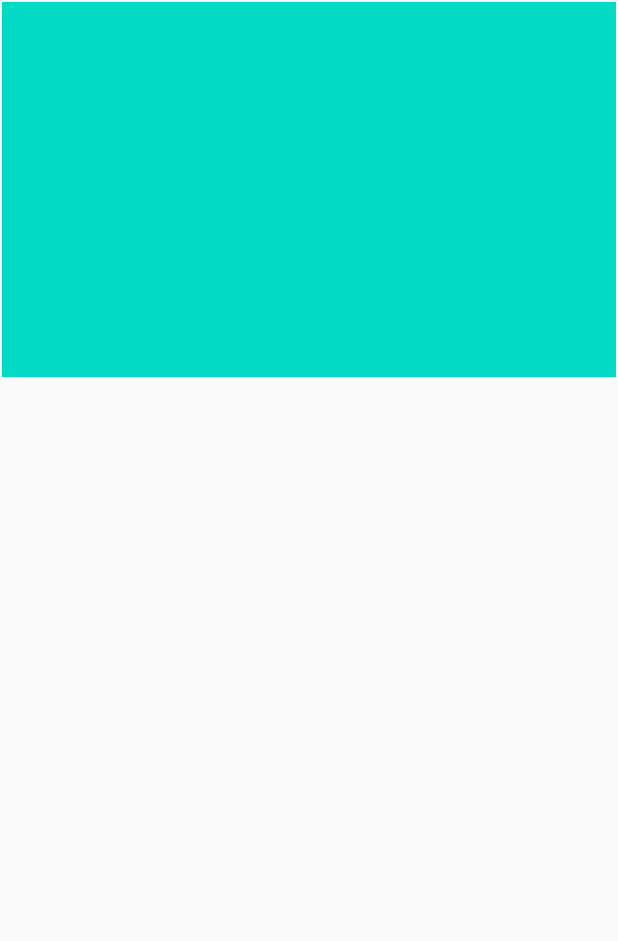
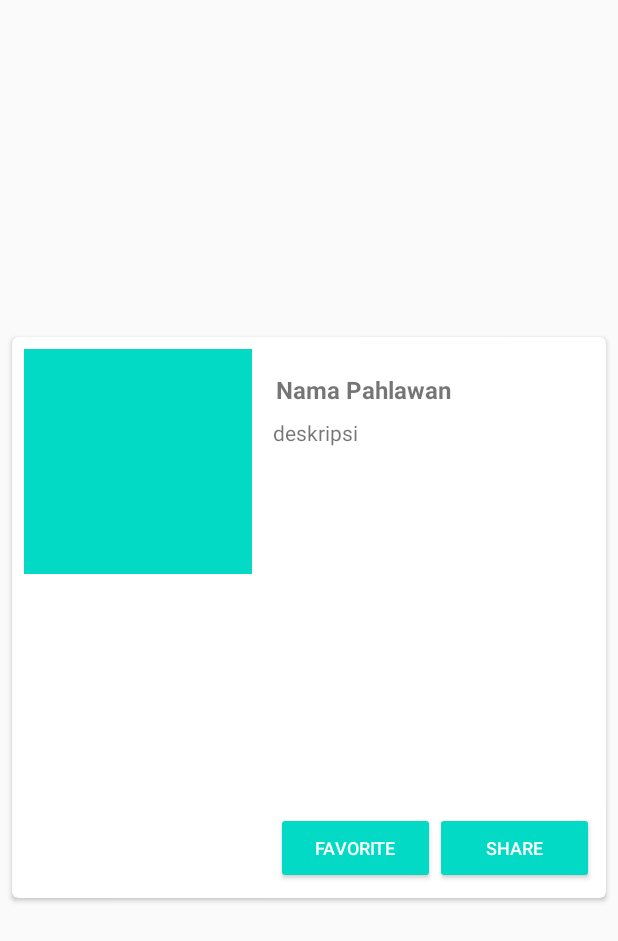
Before and after one commit to JamesLeo1020/MyRecyclerView, an Android app: the layout item_grid_hero.xml on its own in the app's theme, with its tools: preview values and no code run, on a phone screen of 412 x 824 dp. Shown: the top 941 px of the screen. Run offline under Robolectric (Android 15) with nearby library versions, the phone set to English and light mode, and no system bars.

Commit message:
Add files via upload

```diff
--- a/app/src/main/res/layout/item_grid_hero.xml
+++ b/app/src/main/res/layout/item_grid_hero.xml
@@ -1,18 +1,88 @@
 <?xml version="1.0" encoding="utf-8"?>
-<LinearLayout xmlns:android="http://schemas.android.com/apk/res/android"
+<androidx.cardview.widget.CardView xmlns:android="http://schemas.android.com/apk/res/android"
+    xmlns:card_view="http://schemas.android.com/apk/res-auto"
     xmlns:tools="http://schemas.android.com/tools"
+    android:id="@+id/card_view"
     android:layout_width="match_parent"
     android:layout_height="wrap_content"
-    android:orientation="vertical"
+    android:layout_gravity="center"
+    android:layout_marginLeft="8dp"
+    android:layout_marginTop="4dp"
+    android:layout_marginRight="8dp"
+    android:layout_marginBottom="4dp"
+    card_view:cardCornerRadius="4dp">
 
-    >
+    <RelativeLayout
+        android:layout_width="match_parent"
+        android:layout_height="374dp"
+        android:padding="8dp">
 
-    <ImageView
-        android:id="@+id/img_item_photo"
-        android:layout_width="match_parent"
-        android:layout_height="250dp"
-        android:layout_margin="1dp"
-        android:scaleType="centerCrop"
-        tools:src="@color/colorAccent" />
+        <ImageView
+            android:id="@+id/img_item_photo"
+            android:layout_width="152dp"
+            android:layout_height="150dp"
+            android:layout_marginBottom="4dp"
+            android:scaleType="centerCrop"
+            tools:src="@color/colorAccent" />
 
-</LinearLayout>
+        <TextView
+            android:id="@+id/tv_item_name"
+            android:layout_width="match_parent"
+            android:layout_height="wrap_content"
+            android:layout_marginLeft="@dimen/activity_vertical_margin"
+            android:layout_marginTop="@dimen/activity_vertical_margin"
+            android:layout_marginRight="@dimen/activity_vertical_margin"
+            android:layout_marginBottom="8dp"
+            android:layout_toEndOf="@id/img_item_photo"
+            android:layout_toRightOf="@id/img_item_photo"
+            android:textSize="16sp"
+            android:textStyle="bold"
+            tools:text="@string/heroes_name" />
+
+        <TextView
+            android:id="@+id/tv_item_from"
+            android:layout_width="match_parent"
+            android:layout_height="match_parent"
+            android:layout_above="@+id/layout_button"
+            android:layout_below="@+id/tv_item_name"
+            android:layout_marginStart="14dp"
+            android:layout_marginLeft="@dimen/activity_vertical_margin"
+            android:layout_marginRight="@dimen/activity_vertical_margin"
+            android:layout_toEndOf="@id/img_item_photo"
+            android:layout_toRightOf="@id/img_item_photo"
+            android:ellipsize="end"
+            android:maxLines="5"
+            tools:text="@string/description" />
+
+        <LinearLayout
+            android:id="@+id/layout_button"
+            android:layout_width="217dp"
+            android:layout_height="wrap_content"
+            android:layout_alignParentBottom="true"
+            android:layout_marginStart="@dimen/activity_horizontal_margin"
+            android:layout_marginLeft="@dimen/activity_horizontal_margin"
+            android:layout_marginBottom="1dp"
+            android:layout_toEndOf="@id/img_item_photo"
+            android:layout_toRightOf="@id/img_item_photo">
+
+            <Button
+                android:id="@+id/btn_set_favorite"
+                style="@style/Widget.AppCompat.Button.Colored"
+                android:layout_width="wrap_content"
+                android:layout_height="wrap_content"
+                android:layout_weight="1"
+                android:text="@string/favorite"
+                android:textSize="12sp" />
+
+            <Button
+                android:id="@+id/btn_set_share"
+                style="@style/Widget.AppCompat.Button.Colored"
+                android:layout_width="wrap_content"
+                android:layout_height="wrap_content"
+                android:layout_weight="1"
+                android:text="@string/share"
+                android:textSize="12dp" />
+
+        </LinearLayout>
+    </RelativeLayout>
+</androidx.cardview.widget.CardView>
```
Also changed, not shown: app/src/main/res/layout/item_cardview_hero.xml (added, +88 -0 lines), app/src/main/res/layout/activity_main.xml (line endings or trailing spaces), app/src/main/res/layout/item_row_hero.xml (line endings or trailing spaces).
